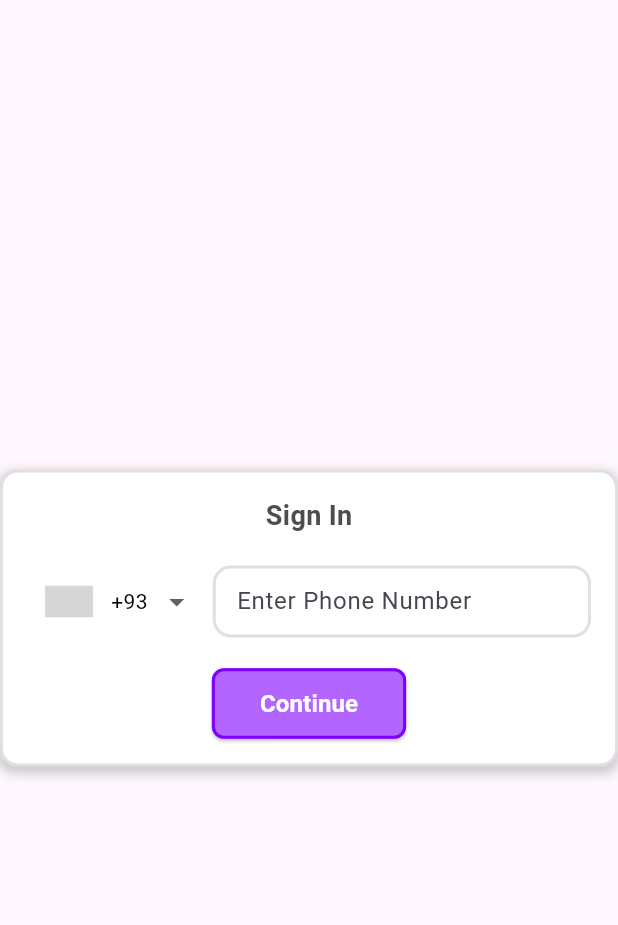
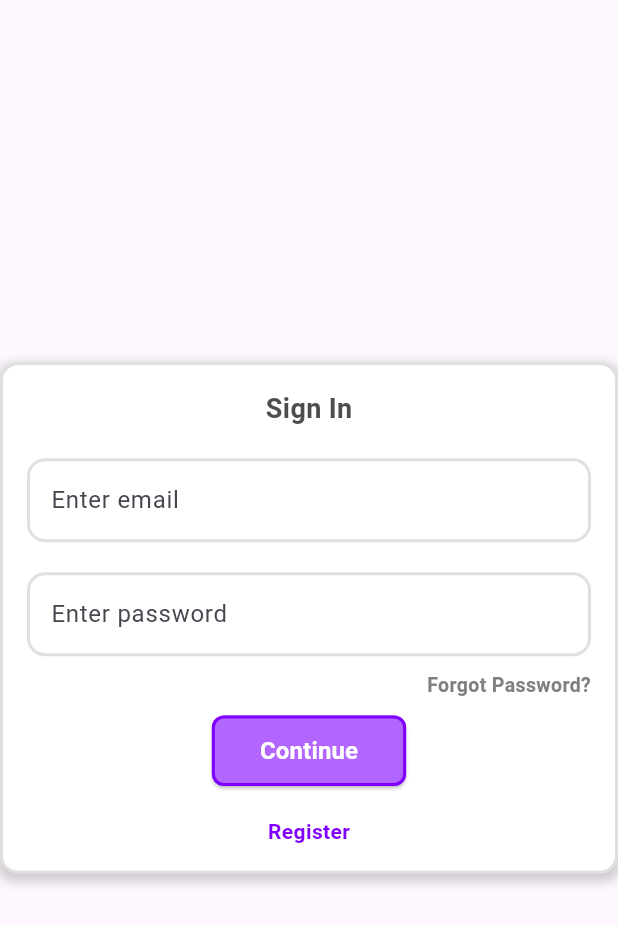
Before and after one commit to Abu-Nabe/NotesApp, a Flutter app: what build_login_container() shows on an empty page, opened directly with empty values, on a phone screen of 412 x 824 dp. Shown: the top 925 px of the screen. Run offline on Flutter 3.47's test engine with Material 3 defaults, Android fonts, the light colour scheme and no system bars; drawn by our look-alikes of intl_phone_number_input; our stand-ins replace firebase_auth, firebase_core, flutter_dotenv; missing offline and left inert: dart:ffi; accounts and stored records are empty; grey boxes are pictures that could not be loaded.

Commit message:
login design complete

```diff
--- a/lib/authentication_pages/screens/login_screen.dart
+++ b/lib/authentication_pages/screens/login_screen.dart
@@ -57,24 +57,16 @@ Widget build_login_container(BuildContext context, FirebaseAuth auth) {
         crossAxisAlignment: CrossAxisAlignment.center, // Align content to the center
         children: [
           loginLabel(),
-          authDetails[type] != null && authDetails[type].exists
-              ? SizedBox(height: 30)
-              : SizedBox(height: 20),
-          loginPhoneField(authDetails),
+          SizedBox(height: 20),
+          loginField(authDetails, "email"),
           const SizedBox(height: 20),
-          LoginControllerState.loginToggled.value
-          ? loginCodeField()
-          : SizedBox.shrink(),
-          LoginControllerState.loginToggled.value
-          ? const SizedBox(height: 20)
-          : SizedBox.shrink(),
+          loginField(authDetails, "password"),
+          const SizedBox(height: 10),
+          buildSpaceBetweenContainer(auth ,authDetails),
+          const SizedBox(height: 10),
           buildLoginButton(auth, authDetails),
-          authDetails[type] != null && authDetails[type].exists
-              ? SizedBox(height: 30)
-              : SizedBox.shrink(),
-          authDetails[type] != null && authDetails[type].exists
-          ? errorLabel(auth, authDetails)
-          : SizedBox.shrink(),
+          const SizedBox(height: 20),
+          registerLabel(auth),
         ],
       ),
     ),
@@ -130,9 +122,14 @@ Widget loginPhoneField(Map<String, dynamic> authDetails) {
 }
 
 Widget loginField(Map<String, dynamic> authDetails, String type){
+  String text = "Enter email";
+
+  if(type == "password"){
+    text = "Enter password";
+  }
   return TextField(
     decoration: InputDecoration(
-      labelText: "Enter Verification Code", // Label for the input field
+      labelText: text, // Label for the input field
       border: OutlineInputBorder(
         borderRadius: BorderRadius.circular(12.0), // Add circular border radius
         borderSide: BorderSide(
@@ -155,7 +152,6 @@ Widget loginField(Map<String, dynamic> authDetails, String type){
         ),
       ),
     ),
-    keyboardType: TextInputType.phone, // Keyboard type for phone input
   );
 }
 
@@ -229,18 +225,54 @@ Widget buildLoginButton(FirebaseAuth auth, Map<String, dynamic> authDetails) {
   );
 }
 
-Widget errorLabel(FirebaseAuth auth, Map<String, dynamic> authDetails){
-  String errorText = "Error: invalid phone number";
+Widget errorLabel(FirebaseAuth auth, Map<String, dynamic> authDetails, String errorText){
   Color errorColor = ShadesOfRed.red5;
-  if(authDetails[type] == 1){
-    errorText = "Resend verification code";
-    errorColor = ShadesOfGrey.grey4;
-  }
+
   return InkWell(
     onTap: () {
-      if(authDetails[type] == 2){
 
-      }
+    },
+    child: Text(
+      errorText,
+      style: TextStyle(
+        fontSize: 13,
+        color: errorColor, // Set text color
+        fontWeight: FontWeight.bold,
+      ),
+      overflow: TextOverflow.ellipsis, // Add ellipsis when text overflows
+      maxLines: 1, // Ensure that it stays on one line
+    ),
+  );
+}
+
+Widget forgotLabel(FirebaseAuth auth){
+  String errorText = "Forgot Password?";
+  Color errorColor = ShadesOfGrey.grey4;
+
+  return InkWell(
+    onTap: () {
+
+    },
+    child: Text(
+      errorText,
+      style: TextStyle(
+        fontSize: 13,
+        color: errorColor, // Set text color
+        fontWeight: FontWeight.bold,
+      ),
+      overflow: TextOverflow.ellipsis, // Add ellipsis when text overflows
+      maxLines: 1, // Ensure that it stays on one line
+    ),
+  );
+}
+
+Widget registerLabel(FirebaseAuth auth){
+  String errorText = "Register";
+  Color errorColor = ShadesOfPurple.purple4;
+
+  return InkWell(
+    onTap: () {
+
     },
     child: Text(
       errorText,
@@ -249,7 +281,36 @@ Widget errorLabel(FirebaseAuth auth, Map<String, dynamic> authDetails){
         color: errorColor, // Set text color
         fontWeight: FontWeight.bold,
       ),
+      overflow: TextOverflow.ellipsis, // Add ellipsis when text overflows
+      maxLines: 1, // Ensure that it stays on one line
     ),
   );
+}
 
+Widget buildSpaceBetweenContainer(FirebaseAuth auth, Map<String, dynamic> authDetails) {
+  String errorString = "";
+  if (authDetails[type] != null && authDetails[type].exists) {
+    errorString = "Error: invalid user credentials";
+  }
+
+  return Container(
+    child: Row(
+      children: [
+        // Align errorLabel to the left
+        Expanded(
+          child: Align(
+            alignment: Alignment.centerLeft,
+            child: errorLabel(auth, authDetails, errorString),
+          ),
+        ),
+        // Align registerLabel to the right
+        Expanded(
+          child: Align(
+            alignment: Alignment.centerRight,
+            child: forgotLabel(auth),
+          ),
+        ),
+      ],
+    ),
+  );
 }
```
